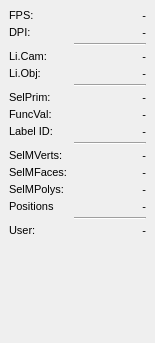
Old version of the form gui/forms/qgmdockview.ui in the repository barionleg/gitgAmesch.
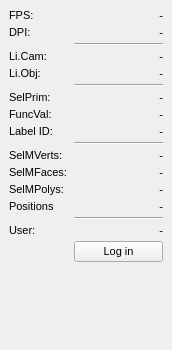
New version of the form.

Commit message: closes #15; login button

The edit to the form file:
```diff
--- a/gui/forms/qgmdockview.ui
+++ b/gui/forms/qgmdockview.ui
@@ -6,8 +6,8 @@
    <rect>
     <x>0</x>
     <y>0</y>
-    <width>155</width>
-    <height>343</height>
+    <width>172</width>
+    <height>350</height>
    </rect>
   </property>
   <property name="sizePolicy">
@@ -18,8 +18,8 @@
   </property>
   <property name="minimumSize">
    <size>
-    <width>155</width>
-    <height>343</height>
+    <width>172</width>
+    <height>350</height>
    </size>
   </property>
   <property name="windowTitle">
@@ -525,6 +525,18 @@
       </property>
      </widget>
     </item>
+    <item row="16" column="1">
+     <widget class="QPushButton" name="buttonLogInOut">
+      <property name="font">
+       <font>
+        <pointsize>8</pointsize>
+       </font>
+      </property>
+      <property name="text">
+       <string>Log in</string>
+      </property>
+     </widget>
+    </item>
    </layout>
   </widget>
  </widget>
```
The commit also changes 5 other files.
